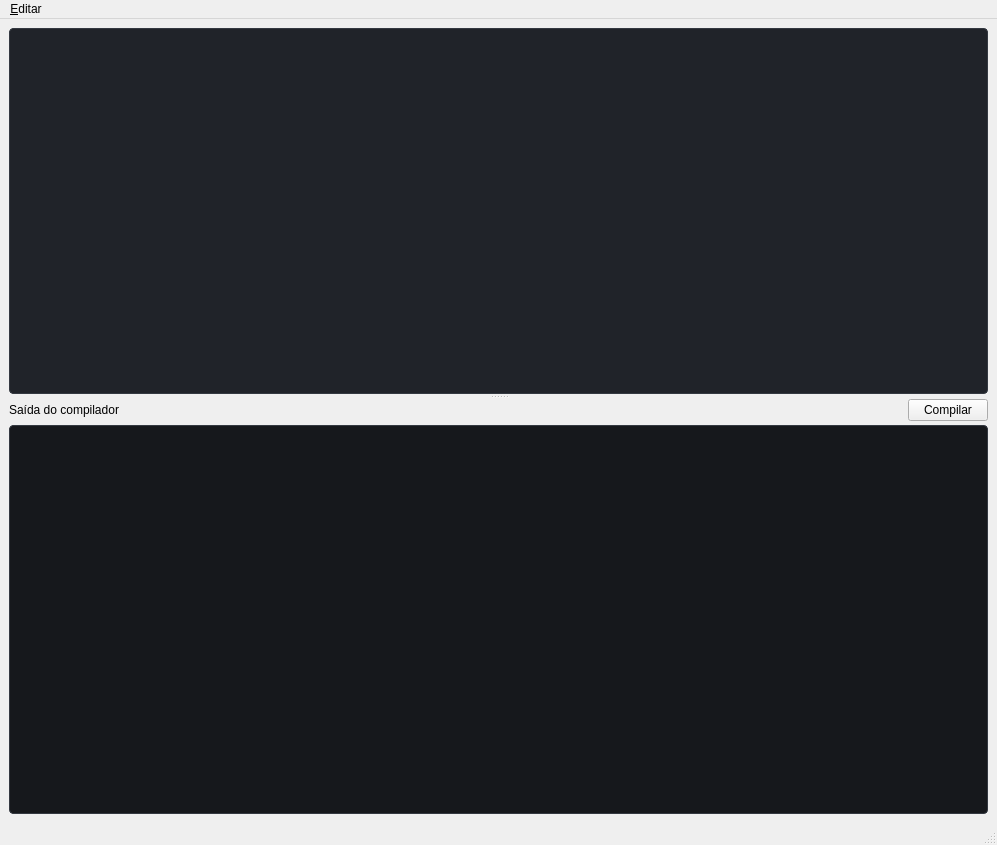
Before: the Qt Designer form mainwindow.ui in lucaslosekann/ide_compiladores, drawn with Qt 5.
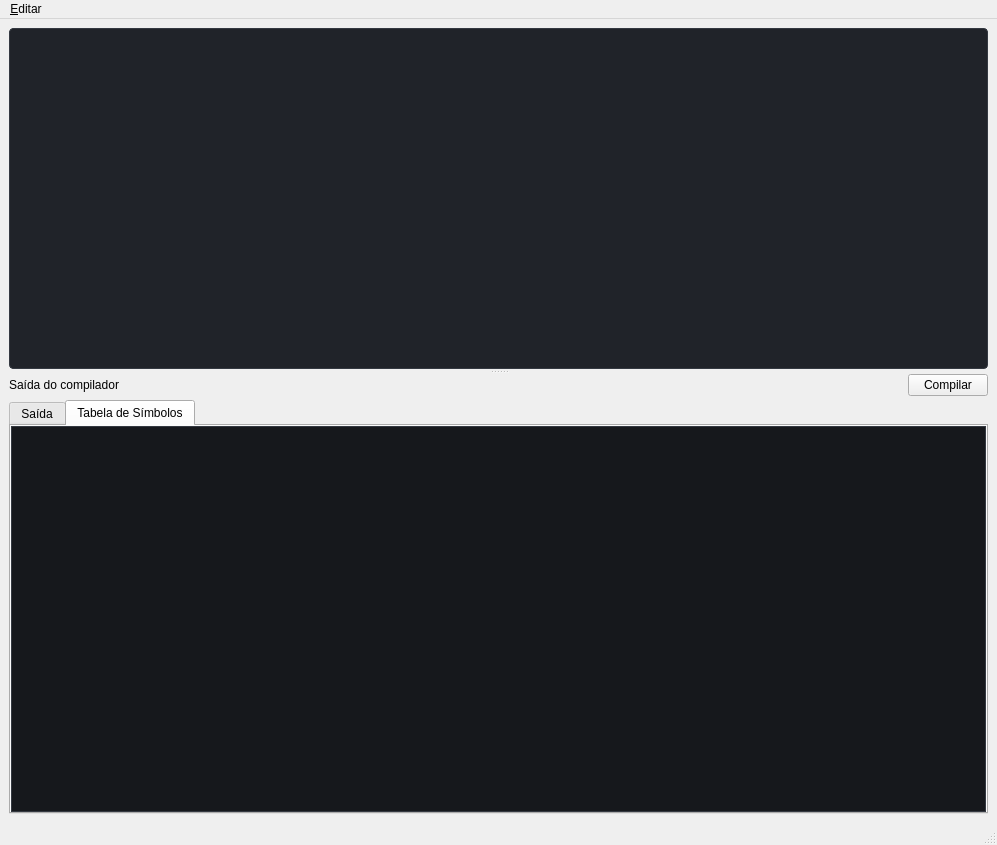
After: the same form once the commit is applied. The open tabs and pages were chosen to show the change.

Commit message: adiciona aba da tabela de simbolos

Patch:
```diff
--- a/mainwindow.ui
+++ b/mainwindow.ui
@@ -44,6 +44,23 @@
 QPlainTextEdit#compiler_output:focus {
     border-color: #5b8def;
 }
+
+QTableWidget#symbol_table {
+    background-color: #16181c;
+    alternate-background-color: #1c1f24;
+    color: #c8d3e0;
+    gridline-color: #343941;
+    border: 1px solid #343941;
+    selection-background-color: #3d6599;
+    selection-color: #ffffff;
+}
+
+QHeaderView::section {
+    background-color: #202329;
+    color: #e5e9f0;
+    border: 1px solid #343941;
+    padding: 4px;
+}
    </string>
   </property>
   <widget class="QWidget" name="centralwidget">
@@ -121,11 +138,33 @@
            </layout>
           </item>
           <item>
+           <widget class="QTabWidget" name="output_tabs">
+            <property name="currentIndex">
+             <number>0</number>
+            </property>
+            <widget class="QWidget" name="output_tab">
+             <attribute name="title">
+              <string>Saída</string>
+             </attribute>
+             <layout class="QVBoxLayout" name="verticalLayout_4">
+              <property name="leftMargin">
+               <number>0</number>
+              </property>
+              <property name="topMargin">
+               <number>0</number>
+              </property>
+              <property name="rightMargin">
+               <number>0</number>
+              </property>
+              <property name="bottomMargin">
+               <number>0</number>
+              </property>
+              <item>
            <widget class="QPlainTextEdit" name="compiler_output">
             <property name="font">
              <font>
               <family>JetBrains Mono</family>
-              <pointsize>13</pointsize>
+                  <pointsize>14</pointsize>
              </font>
             </property>
             <property name="readOnly">
@@ -134,6 +173,48 @@
             <property name="plainText">
              <string/>
             </property>
+               </widget>
+              </item>
+             </layout>
+            </widget>
+            <widget class="QWidget" name="symbol_table_tab">
+             <attribute name="title">
+              <string>Tabela de Símbolos</string>
+             </attribute>
+             <layout class="QVBoxLayout" name="verticalLayout_5">
+              <property name="leftMargin">
+               <number>0</number>
+              </property>
+              <property name="topMargin">
+               <number>0</number>
+              </property>
+              <property name="rightMargin">
+               <number>0</number>
+              </property>
+              <property name="bottomMargin">
+               <number>0</number>
+              </property>
+              <item>
+               <widget class="QTableWidget" name="symbol_table">
+                <property name="font">
+                 <font>
+                  <family>JetBrains Mono</family>
+                  <pointsize>14</pointsize>
+                 </font>
+                </property>
+                <property name="editTriggers">
+                 <set>QAbstractItemView::EditTrigger::NoEditTriggers</set>
+                </property>
+                <property name="alternatingRowColors">
+                 <bool>true</bool>
+                </property>
+                <property name="selectionBehavior">
+                 <enum>QAbstractItemView::SelectionBehavior::SelectRows</enum>
+                </property>
+               </widget>
+              </item>
+             </layout>
+            </widget>
            </widget>
           </item>
          </layout>
```
Lines whose indentation alone changed are shown as unchanged. The commit also changes 2 other files.
